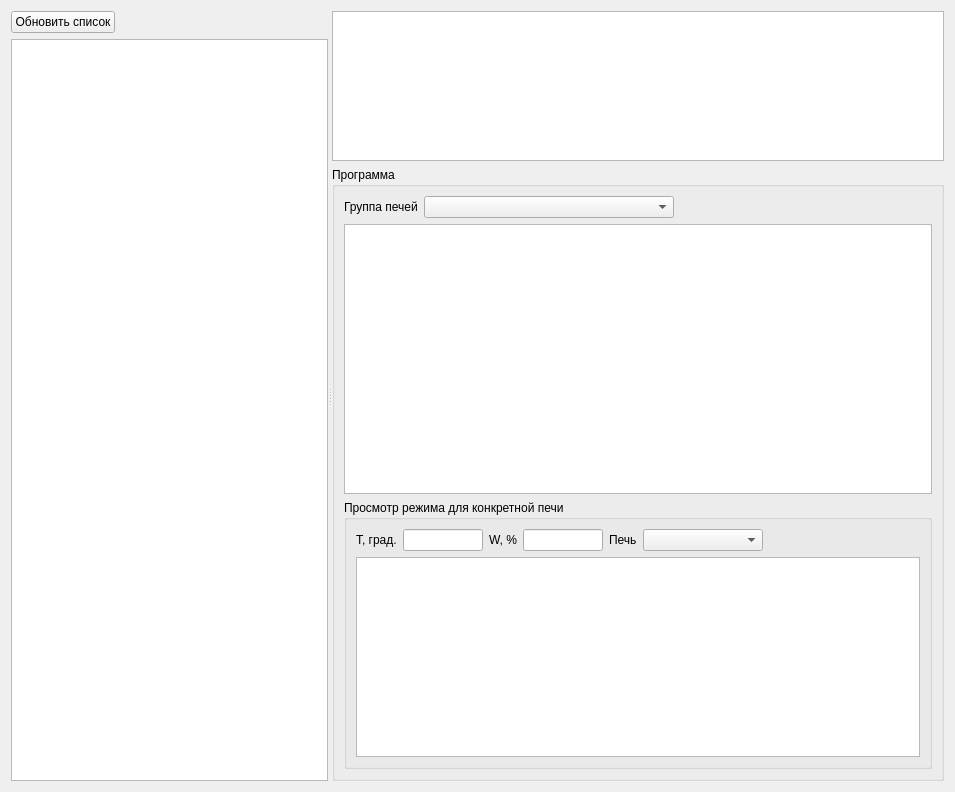
The window that formprogel/formprogel.ui (Sergeyego/ovens) describes before a commit, drawn with Qt 5.
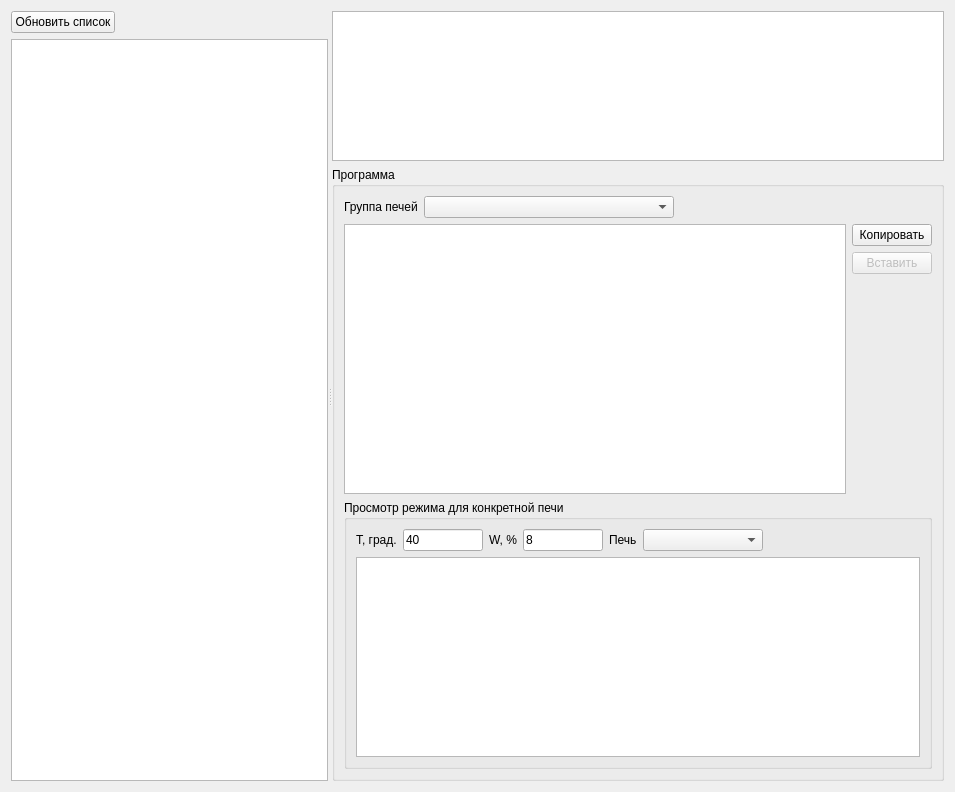
The same window after the commit. Custom widgets are drawn as their Qt base class.

What changed in the file:
```diff
--- a/formprogel/formprogel.ui
+++ b/formprogel/formprogel.ui
@@ -19,7 +19,7 @@
      <property name="orientation">
       <enum>Qt::Orientation::Horizontal</enum>
      </property>
-     <widget class="QWidget" name="">
+     <widget class="QWidget" name="layoutWidget">
       <layout class="QVBoxLayout" name="verticalLayout_3">
        <item>
         <widget class="QPushButton" name="pushButtonUpd">
@@ -49,7 +49,7 @@
        </item>
       </layout>
      </widget>
-     <widget class="QWidget" name="">
+     <widget class="QWidget" name="layoutWidget">
       <layout class="QVBoxLayout" name="verticalLayout_4">
        <item>
         <widget class="RestTableView" name="tableViewProg">
@@ -102,6 +102,8 @@
            </layout>
           </item>
           <item>
+           <layout class="QHBoxLayout" name="horizontalLayout_3">
+            <item>
            <widget class="RestTableView" name="tableViewProgData">
             <property name="minimumSize">
              <size>
@@ -112,6 +114,42 @@
            </widget>
           </item>
           <item>
+             <layout class="QVBoxLayout" name="verticalLayout_6">
+              <item>
+               <widget class="QPushButton" name="pushButtonCopy">
+                <property name="text">
+                 <string>Копировать</string>
+                </property>
+               </widget>
+              </item>
+              <item>
+               <widget class="QPushButton" name="pushButtonPaste">
+                <property name="enabled">
+                 <bool>false</bool>
+                </property>
+                <property name="text">
+                 <string>Вставить</string>
+                </property>
+               </widget>
+              </item>
+              <item>
+               <spacer name="verticalSpacer">
+                <property name="orientation">
+                 <enum>Qt::Orientation::Vertical</enum>
+                </property>
+                <property name="sizeHint" stdset="0">
+                 <size>
+                  <width>20</width>
+                  <height>40</height>
+                 </size>
+                </property>
+               </spacer>
+              </item>
+             </layout>
+            </item>
+           </layout>
+          </item>
+          <item>
            <widget class="QGroupBox" name="groupBoxProc">
             <property name="title">
              <string>Просмотр режима для конкретной печи</string>
@@ -134,6 +172,9 @@
                    <height>16777215</height>
                   </size>
                  </property>
+                 <property name="text">
+                  <string>40</string>
+                 </property>
                 </widget>
                </item>
                <item>
@@ -151,6 +192,9 @@
                    <height>16777215</height>
                   </size>
                  </property>
+                 <property name="text">
+                  <string>8</string>
+                 </property>
                 </widget>
                </item>
                <item>
```
Left out of the diff: 2 changed lines with no effect on the pictures. Lines whose indentation alone changed are shown as unchanged.
